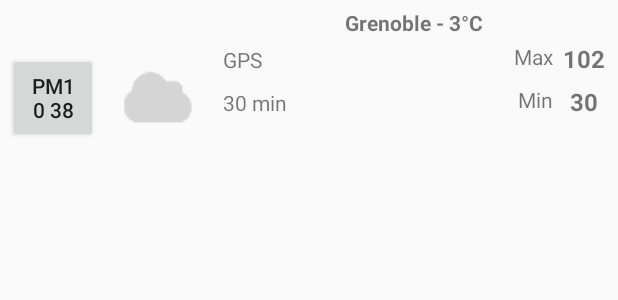
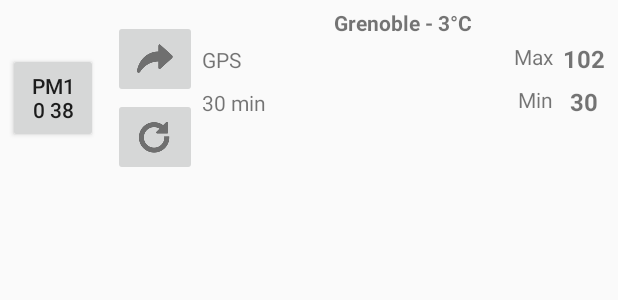
Before and after one commit to Psykotik/PollutionChecker, an Android app: the layout my_layout.xml on its own in the app's theme, with its tools: preview values and no code run, on a phone screen of 412 x 824 dp. Shown: the top 300 px of the screen. Run offline under Robolectric (Android 15) with nearby library versions, the phone set to English and light mode, and no system bars; network calls fail.

Commit message:
[Update] Added share and refresh button into UI

```diff
--- a/app/src/main/res/layout/my_layout.xml
+++ b/app/src/main/res/layout/my_layout.xml
@@ -1,78 +1,105 @@
 <?xml version="1.0" encoding="utf-8"?>
 <FrameLayout xmlns:android="http://schemas.android.com/apk/res/android"
+    xmlns:app="http://schemas.android.com/apk/res-auto"
     android:layout_width="fill_parent"
     android:layout_height="120dp"
     android:orientation="vertical">
-    <LinearLayout xmlns:android="http://schemas.android.com/apk/res/android"
-        xmlns:app="http://schemas.android.com/apk/res-auto"
+
+    <LinearLayout
         android:layout_width="match_parent"
         android:layout_height="120dip"
         android:layout_margin="5dp"
         android:orientation="horizontal">
 
         <Button
-            android:text="PM10 38"
             android:id="@+id/button"
+            android:layout_width="60dp"
+            android:layout_height="60dp"
+            android:layout_gravity="center_vertical"
             android:layout_marginRight="10dp"
-            android:layout_gravity="center_vertical"
-            android:layout_height="60dp"
-            android:layout_width="60dp" />
+            android:text="PM10 38" />
 
-        <ImageView
-            android:layout_height="60dp"
-            android:layout_width="60dp"
-            android:layout_marginRight="10dp"
-            android:layout_gravity="center_vertical"
-            app:srcCompat="@drawable/img_cloud"
-            android:id="@+id/imageView" />
+        <TableLayout
+            android:layout_width="wrap_content"
+            android:layout_height="fill_parent"
+            android:stretchColumns="1"
+            android:gravity="center_vertical">
 
-        <TableLayout android:layout_width="match_parent"
+            <TableRow>
+                <ImageButton
+                    android:id="@+id/button_share"
+                    android:layout_width="wrap_content"
+                    android:layout_height="wrap_content"
+                    android:src="@drawable/icon_share" />
+            </TableRow>
+
+            <TableRow>
+                <ImageButton
+                    android:id="@+id/button_refresh"
+                    android:layout_width="wrap_content"
+                    android:layout_height="wrap_content"
+                    android:src="@drawable/icon_refresh" />
+            </TableRow>
+
+        </TableLayout>
+
+        <TableLayout
+            android:layout_width="match_parent"
             android:layout_height="match_parent"
             android:stretchColumns="1">
+
             <TableRow android:gravity="center_horizontal">
+
                 <TextView
                     android:id="@+id/globalinfo"
                     android:layout_width="match_parent"
                     android:text="Grenoble - 3°C"
-                    android:textStyle="normal|bold"
-                    android:textSize="14sp" />
+                    android:textSize="14sp"
+                    android:textStyle="normal|bold" />
             </TableRow>
 
             <TableRow>
-                <TextView android:id="@+id/gps"
-                    android:text="GPS"
-                    android:padding="3dip" />
+
                 <TextView
+                    android:id="@+id/gps"
+                    android:padding="3dip"
+                    android:text="GPS" />
+
+                <TextView
+                    android:layout_gravity="end"
+                    android:padding="3dip"
                     android:text="Max"
-                    android:padding="3dip"
-                    android:textAlignment="textEnd"
-                    android:layout_gravity="end"/>
+                    android:textAlignment="textEnd" />
+
                 <TextView
-                    android:text="102"
                     android:id="@+id/pm10Max"
                     android:gravity="right"
                     android:padding="3dip"
-                    android:textStyle="normal|bold"
-                    android:textSize="16sp" />
+                    android:text="102"
+                    android:textSize="16sp"
+                    android:textStyle="normal|bold" />
             </TableRow>
 
             <TableRow>
+
                 <TextView
-                    android:text="30 min"
                     android:id="@+id/lastUpdate"
-                    android:padding="3dip" />
+                    android:padding="3dip"
+                    android:text="30 min" />
+
                 <TextView
+                    android:layout_gravity="end"
+                    android:padding="3dip"
                     android:text="Min"
-                    android:padding="3dip"
-                    android:textAlignment="textEnd"
-                    android:layout_gravity="end"/>
+                    android:textAlignment="textEnd" />
+
                 <TextView
-                    android:text="30"
                     android:id="@+id/pm10Min"
                     android:gravity="center"
                     android:padding="3dip"
-                    android:textStyle="normal|bold"
-                    android:textSize="16sp" />
+                    android:text="30"
+                    android:textSize="16sp"
+                    android:textStyle="normal|bold" />
             </TableRow>
         </TableLayout>
     </LinearLayout>
```
